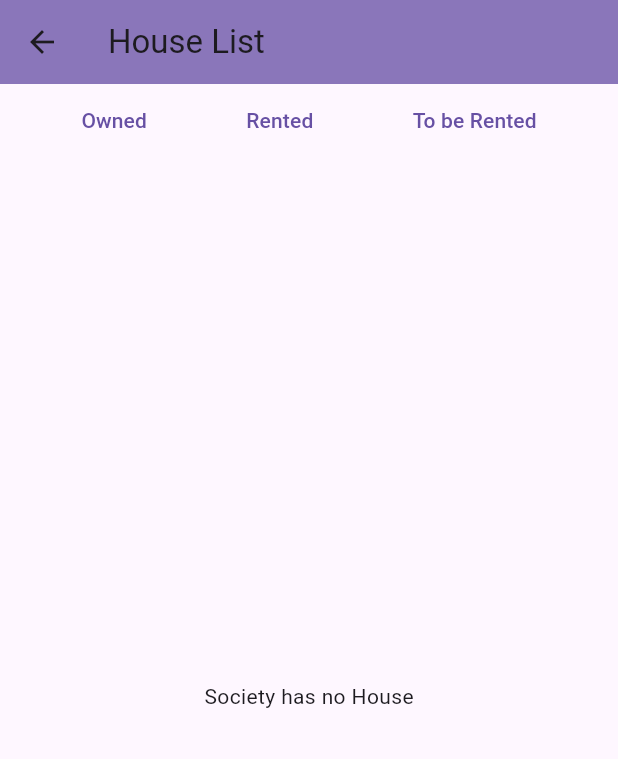
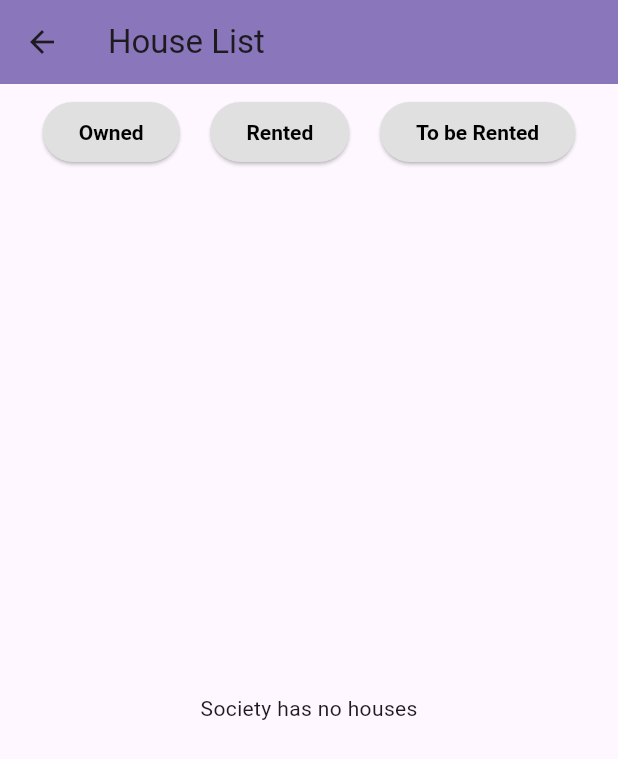
Before and after one commit to Itzklp/NeighboSphere, a Flutter app: the SecretaryHome screen opened directly with empty values, in the side drawer, after a tap on "House List", on a phone screen of 412 x 824 dp. Shown: the top 759 px of the screen. Run offline on Flutter 3.47's test engine with Material 3 defaults, Android fonts, the phone set to English and light mode, and no system bars; our stand-ins replace carousel_slider, cloud_firestore, firebase_auth, firebase_core, fluttertoast, hexcolor; accounts and stored records are empty.

Commit message:
Updated Display Order for few files Updated UI for few files Added UI for Member List Page Commented Book Facility Temporary from User Home Page

```diff
--- a/lib/HomePages/Homes/SecreatoryHome.dart
+++ b/lib/HomePages/Homes/SecreatoryHome.dart
@@ -260,12 +260,12 @@ class _SecretaryHomeState extends State<SecretaryHome> {
                     );
                   }).toList(),
                 ),
-                Padding(
-                  padding: const EdgeInsets.symmetric(horizontal: 16.0),
+                const Padding(
+                  padding: EdgeInsets.symmetric(horizontal: 16.0),
                   child: Card(
-                    margin: const EdgeInsets.only(top: 20, left: 16, right: 16),
+                    margin: EdgeInsets.only(top: 20, left: 16, right: 16),
                     child: Padding(
-                      padding: const EdgeInsets.all(16.0),
+                      padding: EdgeInsets.all(16.0),
                       child: Text(
                         'Welcome to NeighboSphere Secretary Portal. Just from swiping right, This platform helps to manage the society efficiently with features like member management, maintenance handling, and facility management.',
                         style: TextStyle(
@@ -297,10 +297,10 @@ class _SecretaryHomeState extends State<SecretaryHome> {
                     ],
                   ),
                 ),
-                Card(
-                  margin: const EdgeInsets.all(20.0),
+                const Card(
+                  margin: EdgeInsets.all(20.0),
                   child: Padding(
-                    padding: const EdgeInsets.all(16.0),
+                    padding: EdgeInsets.all(16.0),
                     child: Text(
                       '"No one is more cherished in this world than someone who lightens the burden of another."',
                       textAlign: TextAlign.center,
--- a/lib/HomePages/SecretaryFunctions/FacilityManagement.dart
+++ b/lib/HomePages/SecretaryFunctions/FacilityManagement.dart
@@ -124,7 +124,7 @@ class FacilityList extends StatelessWidget {
         }
         final houseIds = snapshot.data;
         if (houseIds == null || houseIds.isEmpty) {
-          return Center(child: Text('No Visitor Data Found.'));
+          return Center(child: Text('No Facility Data Found.'));
         }
         return Column(
           crossAxisAlignment: CrossAxisAlignment.start,
@@ -145,7 +145,7 @@ class FacilityList extends StatelessWidget {
                   }
                   final docs = snapshot.data!.docs;
                   if (docs.isEmpty) {
-                    return Center(child: Text('No visitors for this house.'));
+                    return Center(child: Text('No Facility Data for this house.'));
                   }
                   return ListView.builder(
                     itemCount: docs.length,
--- a/lib/HomePages/SecretaryFunctions/HouseData.dart
+++ b/lib/HomePages/SecretaryFunctions/HouseData.dart
@@ -22,13 +22,16 @@ class _HouseDataState extends State<HouseData> {
       ),
       body: Column(
         children: [
-          Row(
+          Padding(
+            padding: const EdgeInsets.all(8.0),
+            child: Row(
               mainAxisAlignment: MainAxisAlignment.spaceEvenly,
               children: [
                 _buildFilterButton(context, 'Owned', 'Owned'),
                 _buildFilterButton(context, 'Rented', 'Rented'),
                 _buildFilterButton(context, 'To be Rented', 'To be Rented'),
               ],
+            ),
           ),
           Expanded(
             child: HouseCatalogue(societyId: widget.societyId, filter: _filter),
@@ -40,21 +43,22 @@ class _HouseDataState extends State<HouseData> {
 
   Widget _buildFilterButton(BuildContext context, String label, String filter) {
     bool isSelected = _filter == filter;
-    return TextButton(
+    return ElevatedButton(
       onPressed: () {
         ScaffoldMessenger.of(context).hideCurrentSnackBar();
         ScaffoldMessenger.of(context).showSnackBar(
           SnackBar(
             content: Text('Filtering by $label'),
-            duration: Duration(seconds: 1),
+            duration: const Duration(seconds: 1),
           ),
         );
         setState(() {
           _filter = isSelected ? null : filter;
         });
       },
-      style: TextButton.styleFrom(
-        foregroundColor: isSelected ? Colors.white : null, backgroundColor: isSelected ? Colors.black : null,
+      style: ElevatedButton.styleFrom(
+        foregroundColor: isSelected ? Colors.white : Colors.black, backgroundColor: isSelected ? Colors.black : Colors.grey[300],
+        textStyle: const TextStyle(fontWeight: FontWeight.bold),
       ),
       child: Text(label),
     );
@@ -82,14 +86,14 @@ class HouseCatalogue extends StatelessWidget {
       stream: query.snapshots(),
       builder: (context, snapshot) {
         if (snapshot.connectionState == ConnectionState.waiting) {
-          return Center(child: CircularProgressIndicator());
+          return const Center(child: CircularProgressIndicator());
         }
         if (snapshot.hasError) {
           return Center(child: Text('Error: ${snapshot.error}'));
         }
-        final docs = snapshot.data!.docs;
+        final docs = snapshot.data?.docs ?? [];
         if (docs.isEmpty) {
-          return Center(child: Text('Society has no House'));
+          return const Center(child: Text('Society has no houses'));
         }
         return ListView.builder(
           itemCount: docs.length,
@@ -97,6 +101,7 @@ class HouseCatalogue extends StatelessWidget {
             final Map<String, dynamic> data =
             docs[index].data() as Map<String, dynamic>;
             return Card(
+              margin: const EdgeInsets.symmetric(vertical: 8, horizontal: 16),
               child: ListTile(
                 title: Text('House Id: ${data['id']}'),
                 subtitle: Column(
```
Also changed, not shown: lib/HomePages/Homes/UserHome.dart (+5 -5 lines), lib/HomePages/MembersFunction/FeedbackPage.dart (+65 -42 lines), lib/HomePages/MembersFunction/MaintainReq.dart (+56 -66 lines), lib/HomePages/SecretaryFunctions/MemberList.dart (+64 -11 lines), lib/HomePages/SecurityFunctions/AddVisitor.dart (+4 -3 lines). Lines whose indentation alone changed are shown as unchanged.
